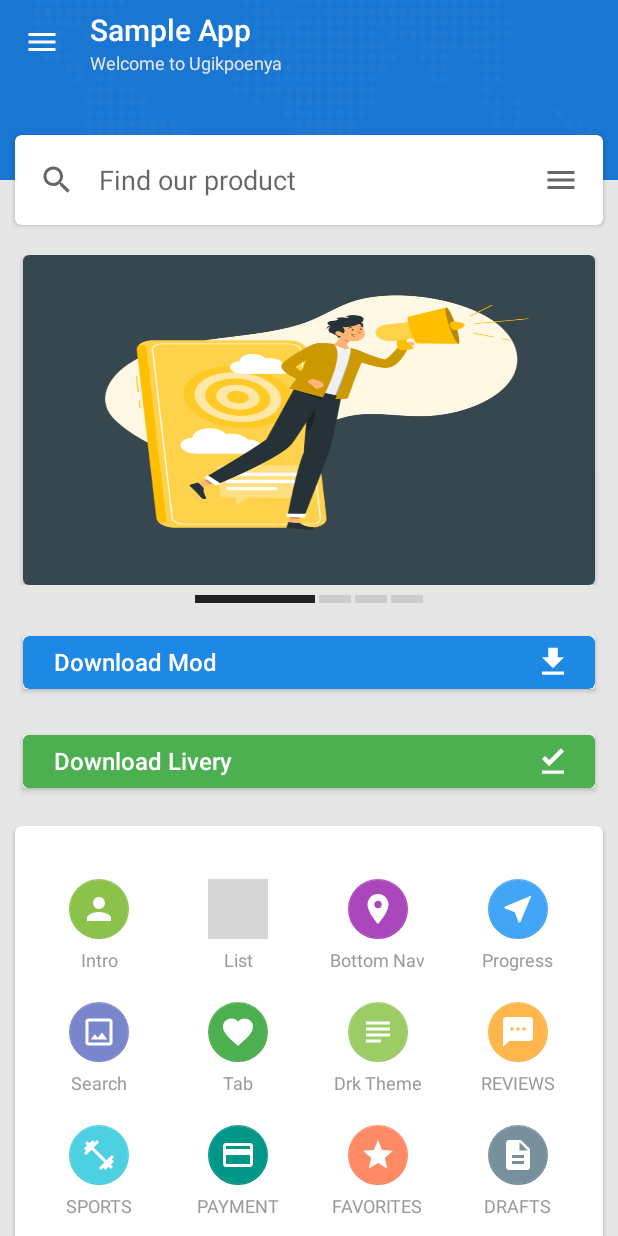
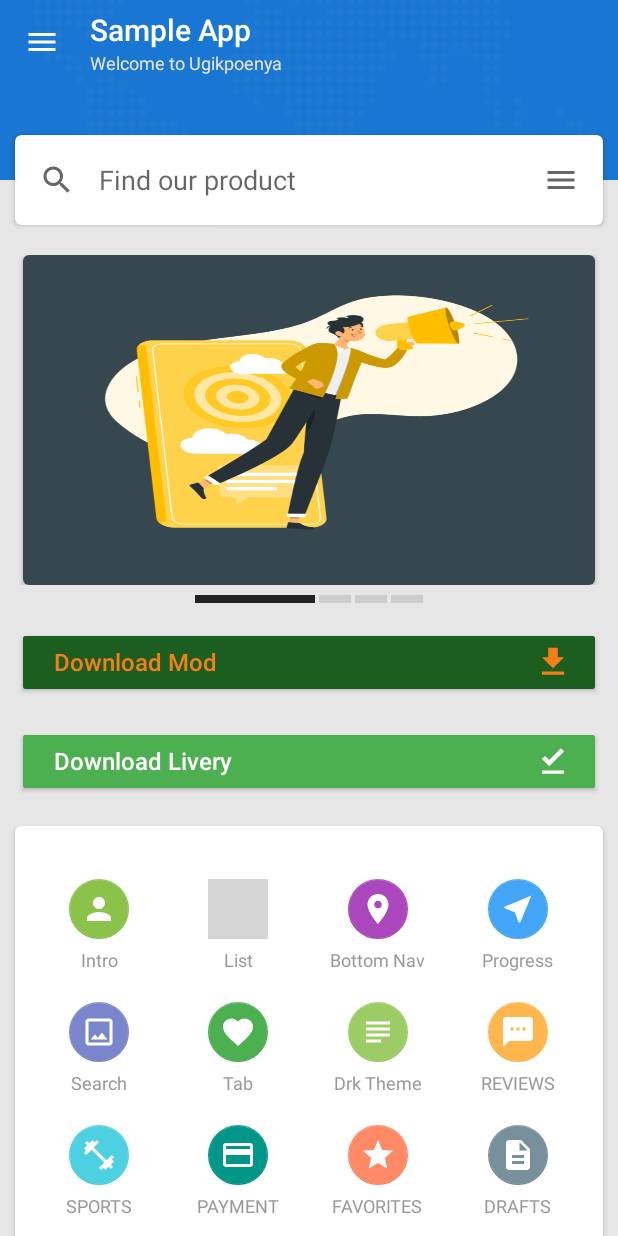
Before and after one commit to ugikpoenya/Android-MaterialX-UI-Design, an Android app: the MainActivity screen opened directly, with no data from a screen before it, on a phone screen of 412 x 824 dp. Run offline under Robolectric (Android 15) with nearby library versions, the phone set to English and light mode, and no system bars; libraries missing offline, so code that uses them is left out: com.ugikpoenya.appmanager; plain views replace MaterialRippleLayout; pictures from the network do not load; grey boxes are pictures that could not be loaded.

Commit message:
Update Button DOwnload

```diff
--- a/MaterialXUIDesign/src/main/java/com/ugikpoenya/materialx/ui/design/widget/DownloadButton.kt
+++ b/MaterialXUIDesign/src/main/java/com/ugikpoenya/materialx/ui/design/widget/DownloadButton.kt
@@ -1,6 +1,8 @@
 package com.ugikpoenya.materialx.ui.design.widget
 
+import android.annotation.SuppressLint
 import android.content.Context
+import android.graphics.drawable.Drawable
 import android.util.AttributeSet
 import android.view.LayoutInflater
 import android.widget.ImageView
@@ -8,8 +10,10 @@ import android.widget.ProgressBar
 import android.widget.RelativeLayout
 import android.widget.TextView
 import androidx.cardview.widget.CardView
+import androidx.core.content.ContextCompat
 import com.ugikpoenya.materialx.ui.design.R
 
+@SuppressLint("UseCompatLoadingForDrawables")
 class DownloadButton @JvmOverloads constructor(
     context: Context, attrs: AttributeSet? = null, defStyleAttr: Int = 0,
 ) : CardView(context, attrs, defStyleAttr) {
@@ -46,12 +50,35 @@ class DownloadButton @JvmOverloads constructor(
         statusTextView.text = "$progress%"
     }
 
+    fun setProgressDrawable(progressDrawable: Drawable?) {
+        progressBar.progressDrawable = progressDrawable
+    }
+
+
     fun getProgress(): Int {
         return progressBar.progress
     }
 
     fun setText(text: String) {
         textView.text = text
+    }
+
+    fun setColor(color:Int) {
+        textView.setTextColor(color)
+        statusTextView.setTextColor(color)
+        iconImageView.setColorFilter(color)
+    }
+
+    fun setTextColor(color:Int) {
+        textView.setTextColor(color)
+    }
+
+    fun setStatusColor(color:Int) {
+        statusTextView.setTextColor(color)
+    }
+
+    fun setIconColor(color:Int) {
+        iconImageView.setColorFilter(color)
     }
 
     fun setIcon(icon: Int) {
--- a/MaterialXUIDesign/src/main/res/drawable/progressbar_red.xml
+++ b/MaterialXUIDesign/src/main/res/drawable/progressbar_red.xml
@@ -4,7 +4,7 @@
     <!-- Define the background properties like color etc -->
     <item android:id="@android:id/background">
         <shape android:shape="rectangle">
-            <solid android:color="@color/grey_20" />
+            <solid android:color="@color/green_900" />
         </shape>
     </item>
 
--- a/MaterialXUIDesign/src/main/res/layout/download_button.xml
+++ b/MaterialXUIDesign/src/main/res/layout/download_button.xml
@@ -7,7 +7,7 @@
         android:layout_width="match_parent"
         android:layout_height="@dimen/spacing_xlarge"
         app:cardBackgroundColor="@color/blue_600"
-        app:cardCornerRadius="4dp"
+        app:cardCornerRadius="0dp"
         app:cardElevation="0dp">
 
         <RelativeLayout
--- a/app/src/main/java/com/ugikpoenya/sampleapp/MainActivity.java
+++ b/app/src/main/java/com/ugikpoenya/sampleapp/MainActivity.java
@@ -6,6 +6,7 @@ import android.os.Handler;
 import android.view.View;
 
 import androidx.appcompat.app.AppCompatActivity;
+import androidx.core.content.ContextCompat;
 
 import com.ugikpoenya.appmanager.Prefs;
 import com.ugikpoenya.materialx.ui.design.data.DataGenerator;
@@ -49,6 +50,8 @@ public class MainActivity extends AppCompatActivity {
 
         DownloadButton btnDownload1 = binding.btnDownload1;
         btnDownload1.init("Download Mod", 0);
+        btnDownload1.setColor(ContextCompat.getColor(this, R.color.yellow_900));
+        btnDownload1.setProgressDrawable(ContextCompat.getDrawable(this, R.drawable.progressbar_red));
         btnDownload1.setOnDownloadClickListener(v -> {
             if (btnDownload1.getProgress() == 0) {
                 startDummyProgress(btnDownload1);
```
